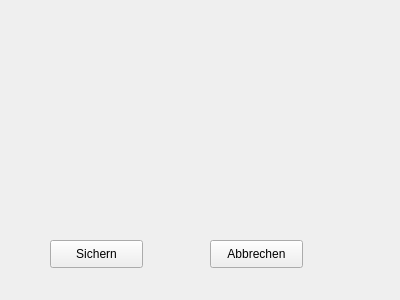
This is FilterDialog/Dialog/ConfigEditor/ConfigurationEditor.ui in JayDalton/MatrixFilter as Qt 5 draws it before an edit. The edited form follows.
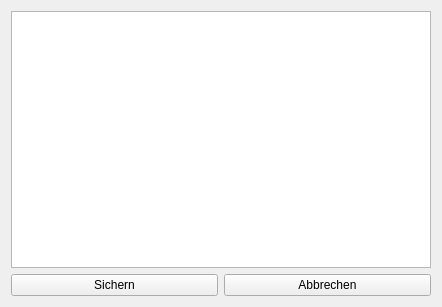
This is the edited form.

```diff
--- a/FilterDialog/Dialog/ConfigEditor/ConfigurationEditor.ui
+++ b/FilterDialog/Dialog/ConfigEditor/ConfigurationEditor.ui
@@ -6,39 +6,32 @@
    <rect>
     <x>0</x>
     <y>0</y>
-    <width>400</width>
-    <height>300</height>
+    <width>442</width>
+    <height>307</height>
    </rect>
   </property>
   <property name="windowTitle">
    <string>ConfigurationEditor</string>
   </property>
+  <layout class="QGridLayout" name="gridLayout">
+   <item row="0" column="0" colspan="2">
+    <widget class="QTreeView" name="treeView"/>
+   </item>
+   <item row="1" column="0">
   <widget class="QPushButton" name="pushButtonSave">
-   <property name="geometry">
-    <rect>
-     <x>50</x>
-     <y>240</y>
-     <width>93</width>
-     <height>28</height>
-    </rect>
-   </property>
    <property name="text">
     <string>Sichern</string>
    </property>
   </widget>
+   </item>
+   <item row="1" column="1">
   <widget class="QPushButton" name="pushButtonCancle">
-   <property name="geometry">
-    <rect>
-     <x>210</x>
-     <y>240</y>
-     <width>93</width>
-     <height>28</height>
-    </rect>
-   </property>
    <property name="text">
     <string>Abbrechen</string>
    </property>
   </widget>
+   </item>
+  </layout>
  </widget>
  <layoutdefault spacing="6" margin="11"/>
  <resources/>
```
Lines whose indentation alone changed are shown as unchanged.
